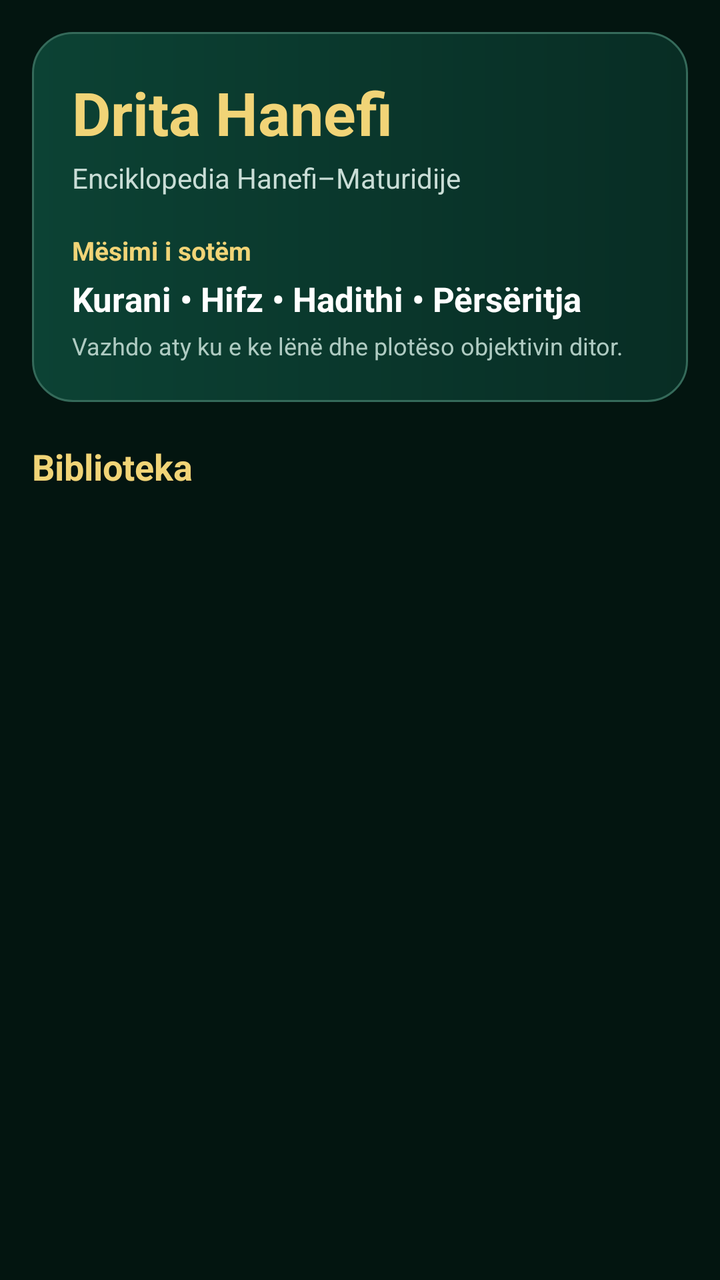
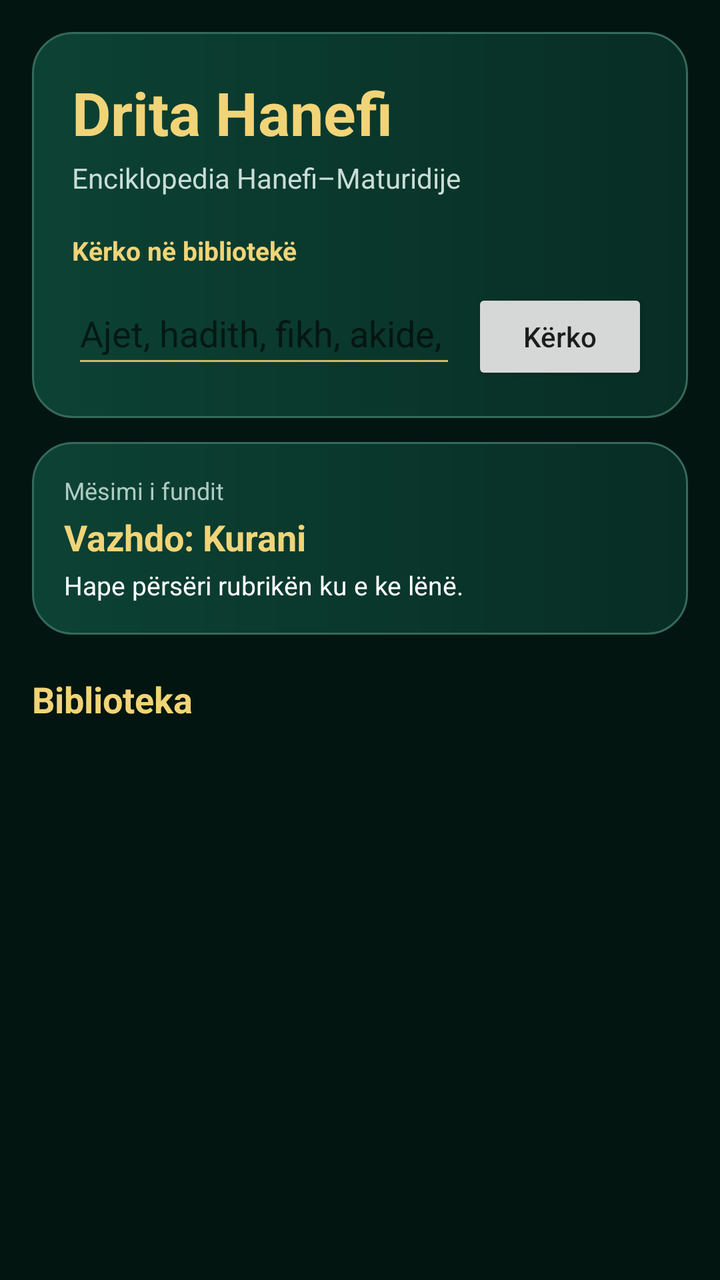

The first picture is an Android layout as it rendered before a commit; the second is the same layout after the commit. The layout source and the unified diff follow.
<!-- AndroidManifest.xml: activity theme SplashTheme -->
<!-- res/layout/activity_main.xml -->
<?xml version="1.0" encoding="utf-8"?>
<ScrollView xmlns:android="http://schemas.android.com/apk/res/android" android:layout_width="match_parent" android:layout_height="match_parent" android:fillViewport="true" android:background="#031510">
 <LinearLayout android:orientation="vertical" android:padding="16dp" android:layout_width="match_parent" android:layout_height="wrap_content">
  <LinearLayout android:orientation="vertical" android:padding="20dp" android:background="@drawable/native_card" android:layout_width="match_parent" android:layout_height="wrap_content">
   <TextView android:text="Drita Hanefi" android:textColor="#F1D477" android:textSize="30sp" android:textStyle="bold" android:layout_width="wrap_content" android:layout_height="wrap_content"/>
   <TextView android:text="Enciklopedia Hanefi–Maturidije" android:textColor="#C9DDD6" android:textSize="14sp" android:layout_marginTop="3dp" android:layout_width="wrap_content" android:layout_height="wrap_content"/>
   <TextView android:text="Mësimi i sotëm" android:textColor="#F1D477" android:textSize="13sp" android:textStyle="bold" android:layout_marginTop="18dp" android:layout_width="wrap_content" android:layout_height="wrap_content"/>
   <TextView android:text="Kurani • Hifz • Hadithi • Përsëritja" android:textColor="#FFFFFF" android:textSize="17sp" android:textStyle="bold" android:layout_marginTop="4dp" android:layout_width="wrap_content" android:layout_height="wrap_content"/>
   <TextView android:text="Vazhdo aty ku e ke lënë dhe plotëso objektivin ditor." android:textColor="#AFCBC2" android:textSize="12sp" android:layout_marginTop="4dp" android:layout_width="wrap_content" android:layout_height="wrap_content"/>
  </LinearLayout>
  <TextView android:text="Biblioteka" android:textColor="#F1D477" android:textSize="18sp" android:textStyle="bold" android:layout_marginTop="20dp" android:layout_marginBottom="7dp" android:layout_width="wrap_content" android:layout_height="wrap_content"/>
  <GridLayout android:id="@+id/sectionGrid" android:columnCount="2" android:alignmentMode="alignMargins" android:useDefaultMargins="false" android:layout_width="match_parent" android:layout_height="wrap_content"/>
 </LinearLayout>
</ScrollView>
<!-- resources referenced by this layout -->
<resources>
  <!-- drawable native_card (drawable) -->
  <?xml version="1.0" encoding="utf-8"?>
  <shape xmlns:android="http://schemas.android.com/apk/res/android"><gradient android:angle="0" android:startColor="#0C4234" android:endColor="#082D24"/><corners android:radius="20dp"/><stroke android:width="1dp" android:color="#356A5A"/></shape>
  <style name="SplashTheme" parent="android:style/Theme.Material.Light.NoActionBar">
    <item name="android:windowBackground">@drawable/splash_background</item>
    <item name="android:statusBarColor">#031510</item>
    <item name="android:navigationBarColor">#031510</item>
    <item name="android:windowLightStatusBar">false</item>
   </style>
  <!-- drawable splash_background (drawable) -->
  <layer-list xmlns:android="http://schemas.android.com/apk/res/android">
   <item android:drawable="@color/launcher_background"/>
   <item android:width="150dp" android:height="150dp"
    android:gravity="center" android:drawable="@drawable/splash_mark"/>
  </layer-list>
  <color name="launcher_background">#031510</color>
  <!-- drawable splash_mark (drawable) -->
  <vector xmlns:android="http://schemas.android.com/apk/res/android" android:width="150dp" android:height="150dp" android:viewportWidth="108" android:viewportHeight="108">
   <path android:fillColor="#0C4234" android:pathData="M54,4A50,50 0,1 0,54,104A50,50 0,1 0,54,4Z"/>
   <path android:fillColor="#E8C96D" android:pathData="M72,21A34,34 0,1 0,72,87A27,27 0,1 1,72,21Z"/>
   <path android:fillColor="#F8F5E9" android:pathData="M54,37L58,48L70,48L60,55L64,67L54,60L44,67L48,55L38,48L50,48Z"/>
  </vector>
</resources>

<!-- the commit's change to res/layout/activity_main.xml (unified diff, before → after) -->
@@ -4,9 +4,16 @@
   <LinearLayout android:orientation="vertical" android:padding="20dp" android:background="@drawable/native_card" android:layout_width="match_parent" android:layout_height="wrap_content">
    <TextView android:text="Drita Hanefi" android:textColor="#F1D477" android:textSize="30sp" android:textStyle="bold" android:layout_width="wrap_content" android:layout_height="wrap_content"/>
    <TextView android:text="Enciklopedia Hanefi–Maturidije" android:textColor="#C9DDD6" android:textSize="14sp" android:layout_marginTop="3dp" android:layout_width="wrap_content" android:layout_height="wrap_content"/>
-   <TextView android:text="Mësimi i sotëm" android:textColor="#F1D477" android:textSize="13sp" android:textStyle="bold" android:layout_marginTop="18dp" android:layout_width="wrap_content" android:layout_height="wrap_content"/>
-   <TextView android:text="Kurani • Hifz • Hadithi • Përsëritja" android:textColor="#FFFFFF" android:textSize="17sp" android:textStyle="bold" android:layout_marginTop="4dp" android:layout_width="wrap_content" android:layout_height="wrap_content"/>
-   <TextView android:text="Vazhdo aty ku e ke lënë dhe plotëso objektivin ditor." android:textColor="#AFCBC2" android:textSize="12sp" android:layout_marginTop="4dp" android:layout_width="wrap_content" android:layout_height="wrap_content"/>
+   <TextView android:text="Kërko në bibliotekë" android:textColor="#F1D477" android:textSize="13sp" android:textStyle="bold" android:layout_marginTop="18dp" android:layout_width="wrap_content" android:layout_height="wrap_content"/>
+   <LinearLayout android:orientation="horizontal" android:layout_marginTop="7dp" android:layout_width="match_parent" android:layout_height="wrap_content">
+    <EditText android:id="@+id/globalSearch" android:hint="Ajet, hadith, fikh, akide, temë…" android:singleLine="true" android:imeOptions="actionSearch" android:textColor="#FFFFFF" android:hintTextColor="#7FA39A" android:backgroundTint="#D5B95F" android:layout_width="0dp" android:layout_weight="1" android:layout_height="48dp"/>
+    <Button android:id="@+id/searchButton" android:text="Kërko" android:textAllCaps="false" android:layout_marginStart="8dp" android:layout_width="wrap_content" android:layout_height="48dp"/>
+   </LinearLayout>
+  </LinearLayout>
+  <LinearLayout android:id="@+id/continueCard" android:clickable="true" android:focusable="true" android:orientation="vertical" android:padding="16dp" android:layout_marginTop="12dp" android:background="@drawable/native_card" android:layout_width="match_parent" android:layout_height="wrap_content">
+   <TextView android:text="Mësimi i fundit" android:textColor="#AFCBC2" android:textSize="12sp" android:layout_width="wrap_content" android:layout_height="wrap_content"/>
+   <TextView android:id="@+id/continueTitle" android:text="Vazhdo: Kurani" android:textColor="#F1D477" android:textSize="18sp" android:textStyle="bold" android:layout_marginTop="3dp" android:layout_width="wrap_content" android:layout_height="wrap_content"/>
+   <TextView android:text="Hape përsëri rubrikën ku e ke lënë." android:textColor="#FFFFFF" android:textSize="13sp" android:layout_marginTop="3dp" android:layout_width="wrap_content" android:layout_height="wrap_content"/>
   </LinearLayout>
   <TextView android:text="Biblioteka" android:textColor="#F1D477" android:textSize="18sp" android:textStyle="bold" android:layout_marginTop="20dp" android:layout_marginBottom="7dp" android:layout_width="wrap_content" android:layout_height="wrap_content"/>
   <GridLayout android:id="@+id/sectionGrid" android:columnCount="2" android:alignmentMode="alignMargins" android:useDefaultMargins="false" android:layout_width="match_parent" android:layout_height="wrap_content"/>
